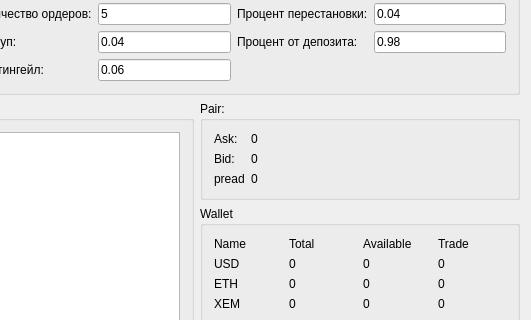
Above: mainwindow.ui from chiterelk/BotLivecoin before the change; both pictures show x 137 to 668 and y 84 to 404 of the 668 by 586 pixel window. Below: the same form after it.
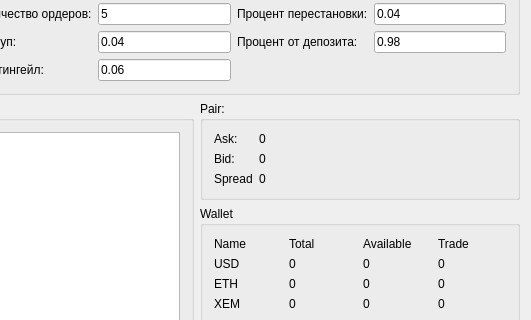
That is the form after the change.

The edit to the form file:
```diff
--- a/mainwindow.ui
+++ b/mainwindow.ui
@@ -182,7 +182,7 @@
        <item row="2" column="0">
         <widget class="QLabel" name="label_5">
          <property name="text">
-          <string>pread</string>
+          <string>Spread</string>
          </property>
         </widget>
        </item>
```
